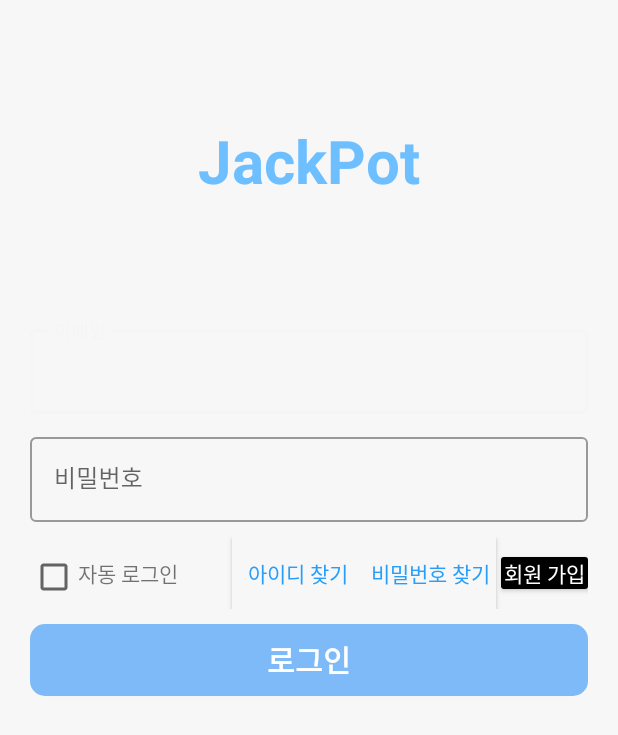
After one commit to Jack-Beanstalk/Jackpot, an Android app: the LoginActivity screen opened directly, with no data from a screen before it, on a phone screen of 412 x 824 dp. The commit adds this screen. Shown: the top 735 px of the screen. Run offline under Robolectric (Android 15) with nearby library versions, the light colour scheme and no system bars.

Commit message:
login page,search,api 함수 추가

```diff
--- a/Jackpot/app/build.gradle
+++ b/Jackpot/app/build.gradle
@@ -1,6 +1,7 @@
 plugins {
     id 'com.android.application'
     id 'kotlin-android'
+    id 'kotlin-android-extensions'
 }
 
 android {
--- a/Jackpot/app/src/main/AndroidManifest.xml
+++ b/Jackpot/app/src/main/AndroidManifest.xml
@@ -9,6 +9,8 @@
         android:roundIcon="@mipmap/ic_launcher_round"
         android:supportsRtl="true"
         android:theme="@style/Theme.AppCompat.Light.NoActionBar">
+        <activity android:name=".SearchActivity"></activity>
+        <activity android:name=".LoginActivity" />
         <activity
             android:name=".MainActivity"
             android:label="@string/app_name">
--- /dev/null
+++ b/Jackpot/app/src/main/java/bee/design/jackpot/LoginActivity.kt
@@ -0,0 +1,12 @@
+package bee.design.jackpot
+
+import androidx.appcompat.app.AppCompatActivity
+import android.os.Bundle
+
+class LoginActivity : AppCompatActivity() {
+    override fun onCreate(savedInstanceState: Bundle?) {
+        super.onCreate(savedInstanceState)
+
+        setContentView(R.layout.activity_login)
+    }
+}
--- /dev/null
+++ b/Jackpot/app/src/main/res/drawable/main_button.xml
@@ -0,0 +1,8 @@
+<?xml version="1.0" encoding="utf-8"?>
+<shape xmlns:android="http://schemas.android.com/apk/res/android"
+    android:shape="rectangle">
+    <corners
+        android:radius="10dp"/>
+    <solid
+        android:color="@color/button_color"/>
+</shape>
--- /dev/null
+++ b/Jackpot/app/src/main/res/drawable/register_button.xml
@@ -0,0 +1,12 @@
+<?xml version="1.0" encoding="utf-8"?>
+<shape xmlns:android="http://schemas.android.com/apk/res/android"
+    android:shape="rectangle">
+    <corners
+        android:radius="2dp"/>
+    <solid
+        android:color="@color/black"/>
+    <padding
+        android:left="2dp"
+        android:right="2dp"
+        />
+</shape>
--- /dev/null
+++ b/Jackpot/app/src/main/res/layout/activity_login.xml
@@ -0,0 +1,111 @@
+<?xml version="1.0" encoding="utf-8"?>
+<LinearLayout xmlns:android="http://schemas.android.com/apk/res/android"
+    xmlns:app="http://schemas.android.com/apk/res-auto"
+    xmlns:tools="http://schemas.android.com/tools"
+    android:layout_width="match_parent"
+    android:layout_height="match_parent"
+    tools:context=".LoginActivity"
+    android:background="@color/background_color"
+    android:orientation="vertical"
+    android:paddingHorizontal="20dp"
+    android:gravity="center_horizontal"
+    >
+
+
+    <TextView
+        android:layout_width="wrap_content"
+        android:layout_height="wrap_content"
+        android:text="@string/title"
+        android:textColor="@color/title"
+        android:textStyle="bold"
+        android:textSize="40sp"
+        android:layout_marginVertical="80dp"
+        />
+
+    <com.google.android.material.textfield.TextInputLayout
+        android:layout_width="match_parent"
+        android:layout_height="wrap_content"
+        style="@style/Widget.MaterialComponents.TextInputLayout.OutlinedBox"
+        android:layout_marginBottom="10dp"
+        >
+        <com.google.android.material.textfield.TextInputEditText
+            android:layout_width="match_parent"
+            android:layout_height="wrap_content"
+            android:hint="이메일"
+            android:inputType="textEmailAddress"
+            />
+    </com.google.android.material.textfield.TextInputLayout>
+
+    <com.google.android.material.textfield.TextInputLayout
+        android:layout_width="match_parent"
+        android:layout_height="wrap_content"
+        style="@style/Widget.MaterialComponents.TextInputLayout.OutlinedBox"
+        >
+        <com.google.android.material.textfield.TextInputEditText
+            android:layout_width="match_parent"
+            android:layout_height="wrap_content"
+            android:hint="비밀번호"
+            android:inputType="textPassword"
+            />
+    </com.google.android.material.textfield.TextInputLayout>
+
+    <LinearLayout
+        android:layout_width="match_parent"
+        android:layout_height="wrap_content"
+        android:orientation="horizontal"
+        android:layout_marginVertical="10dp"
+        >
+        <CheckBox
+            android:layout_width="wrap_content"
+            android:layout_height="wrap_content"
+            android:textSize="10sp"
+            />
+        <TextView
+            android:layout_width="wrap_content"
+            android:layout_height="wrap_content"
+            android:text="자동 로그인"
+            />
+        <View
+            android:layout_width="0dp"
+            android:layout_height="0dp"
+            android:layout_weight="1" />
+
+        <Button
+            android:layout_width="wrap_content"
+            android:layout_height="wrap_content"
+            android:text="아이디 찾기"
+            android:textColor="@color/blue_textColor"
+            android:background="@color/background_color"
+            />
+        <Button
+            android:layout_width="wrap_content"
+            android:layout_height="wrap_content"
+            android:text="비밀번호 찾기"
+            android:background="@color/background_color"
+            android:textColor="@color/blue_textColor"
+            />
+        <Button
+            android:layout_width="wrap_content"
+            android:layout_height="wrap_content"
+            android:textColor="@color/white"
+            android:text="회원 가입"
+            android:minHeight="0dp"
+            android:minWidth="0dp"
+            android:background="@drawable/register_button"
+            android:layout_marginLeft="3dp"
+            />
+    </LinearLayout>
+
+
+    <Button
+        android:layout_width="match_parent"
+        android:layout_height="wrap_content"
+        android:text="로그인"
+        android:textStyle="bold"
+        android:textSize="20sp"
+        android:textColor="@color/white"
+        android:background="@drawable/main_button"
+        />
+
+
+</LinearLayout>
--- a/Jackpot/app/src/main/res/values/colors.xml
+++ b/Jackpot/app/src/main/res/values/colors.xml
@@ -7,4 +7,10 @@
     <color name="teal_700">#FF018786</color>
     <color name="black">#FF000000</color>
     <color name="white">#FFFFFFFF</color>
+
+    <color name="background_color">#fff7f7f7</color>
+    <color name="title">#ff6dbfff</color>
+    <color name="button_color">#ff7fbaf8</color>
+    <color name = "blue_textColor">#ff269efa</color>
+    <color name = "grey">#ffe0e0e0</color>
 </resources>
--- a/Jackpot/app/src/main/res/values/strings.xml
+++ b/Jackpot/app/src/main/res/values/strings.xml
@@ -5,4 +5,5 @@
     <string name="title_plus">Plus</string>
     <string name="title_chart">Chart</string>
     <string name="title_setting">Setting</string>
+    <string name="title">JackPot</string>
 </resources>
```
Also changed, not shown: Jackpot/app/src/main/java/bee/design/jackpot/PlantInfo.kt (added, +13 -0 lines), Jackpot/app/src/main/java/bee/design/jackpot/SearchActivity.kt (added, +35 -0 lines), Jackpot/app/src/main/java/bee/design/jackpot/plantApi.kt (added, +79 -0 lines), Jackpot/app/src/main/res/drawable/plant_information.xml (added, +12 -0 lines), Jackpot/app/src/main/res/drawable/searchbar.xml (added, +13 -0 lines), Jackpot/app/src/main/res/layout/activity_search.xml (added, +100 -0 lines).
